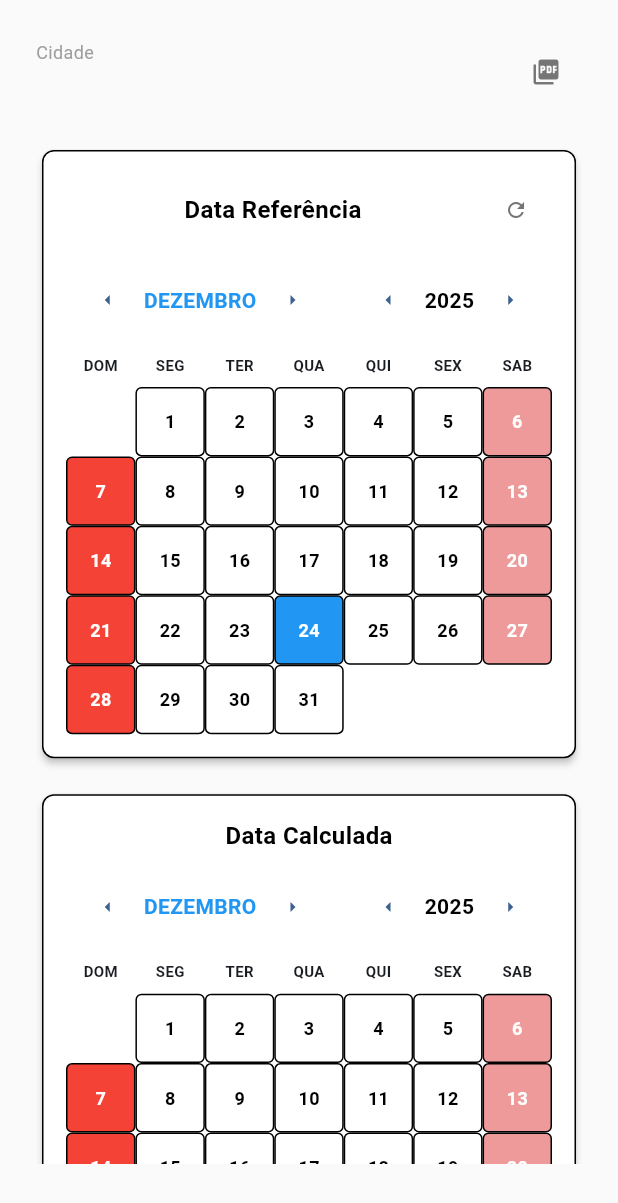
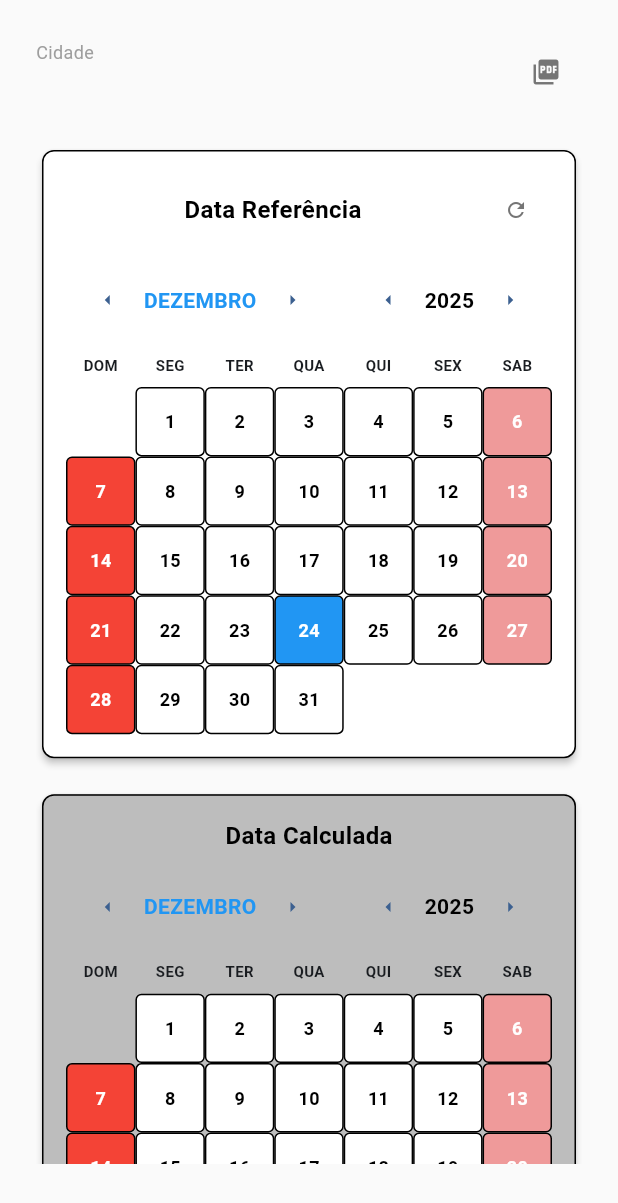
Before and after one commit to hawkinf/feriados, a Flutter app: the DateCalculatorDialog widget shown alone on an empty page, opened directly with empty values, on a phone screen of 412 x 824 dp. Shown: the top 1203 px of the screen. Run offline on Flutter 3.47's test engine with Material 3 defaults, Android fonts, the phone set to English and light mode, and no system bars; our stand-ins replace pdf, printing, shared_preferences; missing offline and left inert: window_manager; accounts and stored records are empty; network calls fail.

Commit message:
Snapshot (2025-12-24_09-17)

```diff
--- a/lib/widgets/date_calculator_dialog.dart
+++ b/lib/widgets/date_calculator_dialog.dart
@@ -254,6 +254,7 @@ class _DateCalculatorDialogState extends State<DateCalculatorDialog> {
 
     return Card(
       elevation: 2,
+      color: isReference ? Colors.white : Colors.grey[400],
       shape: RoundedRectangleBorder(
         borderRadius: BorderRadius.circular(8),
         side: const BorderSide(color: Colors.black, width: 1),
```
